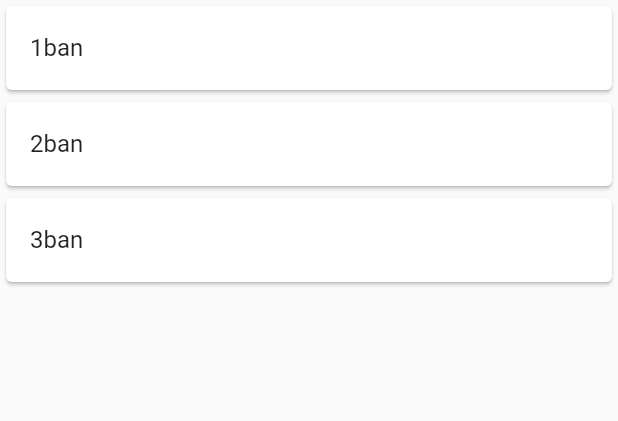
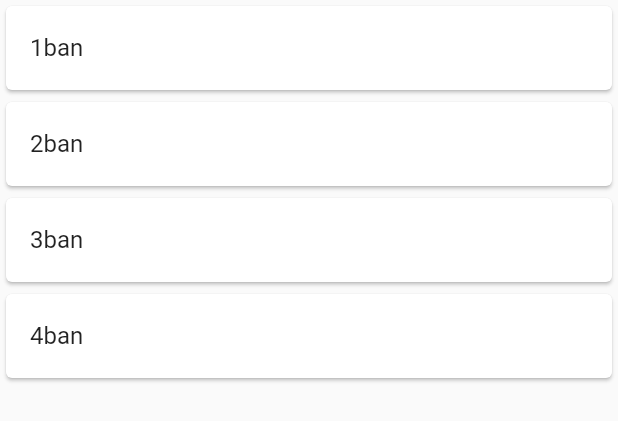
Before and after one commit to tkymr827/flutter_todolist, a Flutter app: the GetList widget shown alone on an empty page, opened directly, on a phone screen of 412 x 824 dp. Shown: the top 421 px of the screen. Run offline on Flutter 3.47's test engine with Material 2 defaults, Android fonts, the phone set to English and light mode, and no system bars.

Commit message:
fix: フォルダ構成の変更

```diff
--- a/lib/main.dart
+++ b/lib/main.dart
@@ -1,7 +1,7 @@
 import 'package:flutter/material.dart';
-import './list.dart';
-import './post.dart';
-import './detail.dart';
+import 'pages/list.dart';
+import 'pages/post.dart';
+import 'pages/detail.dart';
 
 void main() => runApp(Myapp());
 
--- a/lib/detail.dart
+++ b/lib/pages/detail.dart
@@ -9,6 +9,7 @@ class _DetailState extends State<Detail> {
   @override
   Widget build(BuildContext context) {
     final args = ModalRoute.of(context).settings.arguments;
+    print(args);
 
     return Scaffold(
       appBar: AppBar(
@@ -16,6 +17,8 @@ class _DetailState extends State<Detail> {
       ),
       body: Container(
         child: Text(args),
+        // child: Text('args'),
+        // child: Text(args[1]),
       ),
     );
   }
--- a/lib/list.dart
+++ b/lib/pages/list.dart
@@ -28,6 +28,9 @@ class _ListState extends State<List> {
 class GetList extends StatelessWidget {
   @override
   Widget build(BuildContext context) {
+    // const array = ['a', 'b', 'c'];
+    dynamic array = {'a': 'apple', 'b': 'banana'};
+
     return ListView(
       children: [
         Card(
@@ -54,6 +57,14 @@ class GetList extends StatelessWidget {
             },
           ),
         ),
+        Card(
+          child: ListTile(
+            title: Text('4ban'),
+            onTap: () {
+              Navigator.pushNamed(context, '/detail', arguments: array);
+            },
+          ),
+        ),
       ],
     );
   }
```
Also changed, not shown: lib/pages/post.dart (renamed from lib/post.dart).
